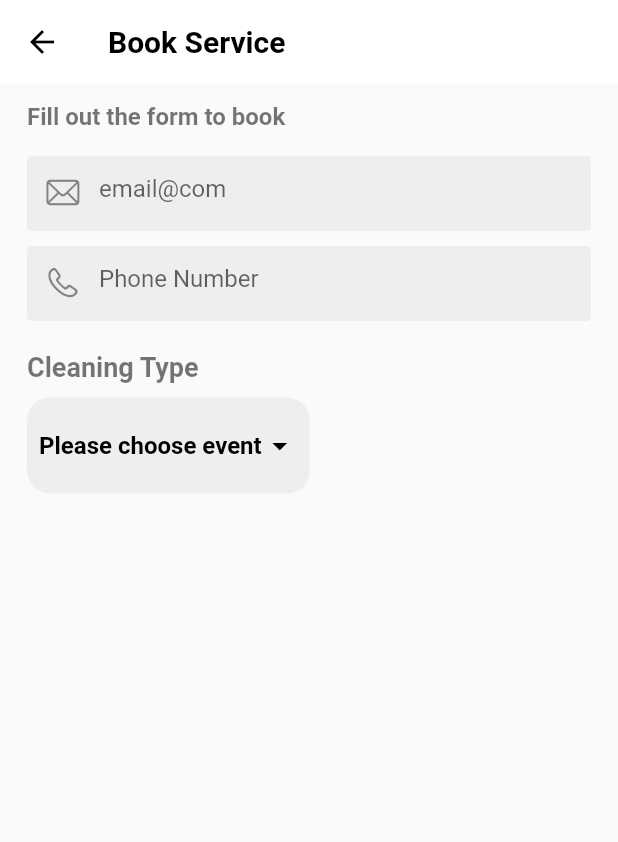
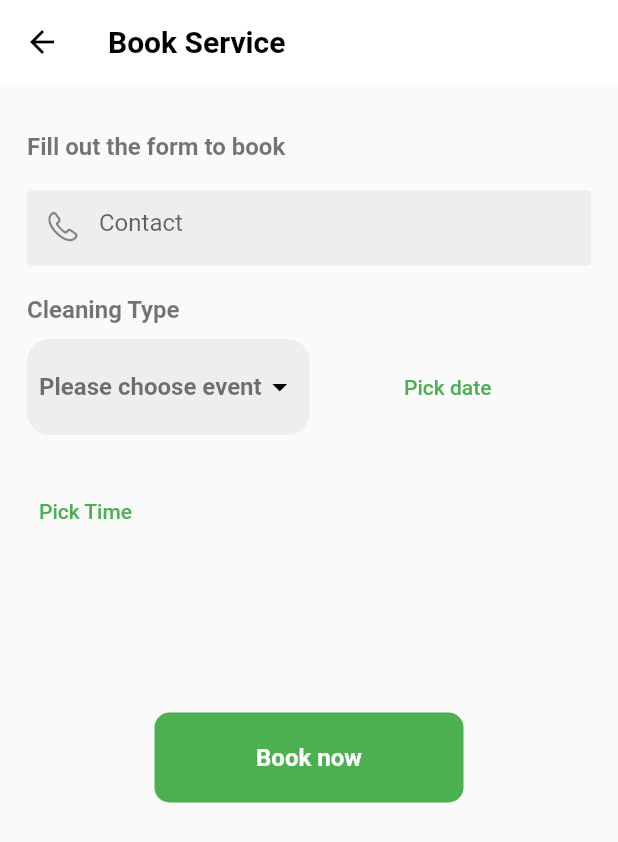
Before and after one commit to ansahkelvin/waste-ninja, a Flutter app: the screen it shows once a user with an empty profile is signed in, after a tap on "Book now", on a phone screen of 412 x 824 dp. Shown: the top 842 px of the screen. Run offline on Flutter 3.47's test engine with Material 2 defaults, Android fonts, the phone set to English and light mode, and no system bars; our stand-ins replace cloud_firestore, firebase_auth, firebase_core, flutter_svg, geolocator, image_picker and 1 more; missing offline and left inert: horizontal_picker; accounts and stored records are empty; network calls fail.

Commit message:
Implementing booking screen

```diff
--- a/lib/provider/firestore.dart
+++ b/lib/provider/firestore.dart
@@ -1,26 +1,21 @@
-import 'package:google_maps_flutter/google_maps_flutter.dart';
+import 'package:cloud_firestore/cloud_firestore.dart';
+import 'package:wasteninja/models/user.dart';
 
 abstract class FirestoreBase {
-  Future<void> addUser(String name, String email, LatLng location);
+  Future<void> getUserData();
 }
 
 class FirestoreDB implements FirestoreBase {
   FirestoreDB(this.uid);
   final String uid;
-//  final currentUserId = FirebaseAuth.instance.currentUser!.uid;
+  String? name;
+  String? email;
 
-  // final documentReference =
-  //     FirebaseFirestore.instance.collection("users").doc(uid);
-
-  Future<void> addUser(String name, String email, LatLng location) async {
-    try {
-      // Users user = Users(
-      //   email: email,
-      //   name: name,
-      // );
-      //await documentReference.add(user.toMap());
-    } catch (e) {
-      throw e;
-    }
+  Future<void> getUserData() async {
+    final data = FirebaseFirestore.instance.doc("users/$uid").get();
+    data.then((value) {
+      name = value["name"];
+      email = value["email"];
+    });
   }
 }
--- a/lib/screen/book_cleaning.dart
+++ b/lib/screen/book_cleaning.dart
@@ -1,9 +1,12 @@
+// ignore_for_file: unnecessary_null_comparison
+
 import 'dart:io';
 
 import 'package:flutter/cupertino.dart';
 import 'package:flutter/material.dart';
 import 'package:wasteninja/helper/color.dart';
 import 'package:wasteninja/helper/color.dart';
+import 'package:horizontal_picker/horizontal_picker.dart';
 
 class BookCleaningService extends StatefulWidget {
   const BookCleaningService({Key? key}) : super(key: key);
@@ -13,9 +16,59 @@ class BookCleaningService extends StatefulWidget {
 }
 
 class _BookCleaningServiceState extends State<BookCleaningService> {
-  late DateTime selectedDate;
+  DateTime? selectedDate;
+  TimeOfDay? selectedTime;
+  double sqft = 0.0;
+
   bool selectedType = false;
   String? dropDownValue;
+
+  Future<void> selectTime() async {
+    final picked = await showTimePicker(
+      context: context,
+      initialTime: TimeOfDay.now(),
+    );
+    if (picked != null)
+      setState(() {
+        selectedTime = picked;
+      });
+    print(selectedTime!.format(context));
+  }
+
+  Future<void> pickDateAndTime() async {
+    if (Platform.isAndroid) {
+      final picked = await showDatePicker(
+        context: context,
+        initialDate: DateTime.now(),
+        firstDate: DateTime.now(),
+        lastDate: DateTime(2023),
+      );
+      if (picked != null) {
+        setState(() {
+          selectedDate = picked;
+        });
+        print(selectedDate);
+      }
+    } else if (Platform.isIOS) {
+      showCupertinoModalPopup(
+        context: context,
+        builder: (context) => Container(
+          height: 200,
+          width: double.infinity,
+          child: CupertinoDatePicker(
+            minimumDate: DateTime.now(),
+            onDateTimeChanged: (time) {
+              setState(() {
+                selectedDate = time;
+              });
+              print(selectedDate);
+              if (time.day > DateTime.now().day) {}
+            },
+          ),
+        ),
+      );
+    }
+  }
 
   @override
   Widget build(BuildContext context) {
@@ -44,6 +97,9 @@ class _BookCleaningServiceState extends State<BookCleaningService> {
           child: Column(
             crossAxisAlignment: CrossAxisAlignment.start,
             children: [
+              SizedBox(
+                height: 20,
+              ),
               Text(
                 "Fill out the form to book",
                 style: TextStyle(
@@ -53,27 +109,27 @@ class _BookCleaningServiceState extends State<BookCleaningService> {
                 ),
               ),
               SizedBox(
-                height: 17,
+                height: 10,
               ),
-              Container(
-                height: 50,
-                decoration: BoxDecoration(
-                  color: Colors.grey[200],
-                  borderRadius: BorderRadius.circular(3),
-                ),
-                child: TextFormField(
-                  //controller: infoController,
-                  textInputAction: TextInputAction.done,
-                  decoration: InputDecoration(
-                    prefixIcon: Icon(
-                      CupertinoIcons.mail,
-                    ),
-                    focusColor: kprimaryDeep,
-                    border: InputBorder.none,
-                    hintText: "email@com",
-                  ),
-                ),
-              ),
+              // Container(
+              //   height: 50,
+              //   decoration: BoxDecoration(
+              //     color: Colors.grey[200],
+              //     borderRadius: BorderRadius.circular(3),
+              //   ),
+              //   child: TextFormField(
+              //     //controller: infoController,
+              //     textInputAction: TextInputAction.done,
+              //     decoration: InputDecoration(
+              //       prefixIcon: Icon(
+              //         CupertinoIcons.mail,
+              //       ),
+              //       focusColor: kprimaryDeep,
+              //       border: InputBorder.none,
+              //       hintText: "email@com",
+              //     ),
+              //   ),
+              // ),
               SizedBox(
                 height: 10,
               ),
@@ -92,7 +148,7 @@ class _BookCleaningServiceState extends State<BookCleaningService> {
                     ),
                     focusColor: kprimaryDeep,
                     border: InputBorder.none,
-                    hintText: "Phone Number",
+                    hintText: "Contact",
                   ),
                 ),
               ),
@@ -110,12 +166,14 @@ class _BookCleaningServiceState extends State<BookCleaningService> {
                       style: TextStyle(
                         fontWeight: FontWeight.bold,
                         color: Colors.black54,
-                        fontSize: 18,
+                        fontSize: 16,
                       ),
                     ),
                     SizedBox(
                       height: 10,
                     ),
+                    Row(
+                      children: [
                         Container(
                           padding: EdgeInsets.all(8),
                           decoration: BoxDecoration(
@@ -147,32 +205,135 @@ class _BookCleaningServiceState extends State<BookCleaningService> {
                             hint: Text(
                               "Please choose event",
                               style: TextStyle(
-                            color: Colors.black,
+                                color: Colors.black54,
                                 fontSize: 16,
                                 fontWeight: FontWeight.w600,
                               ),
+                            ),
+                          ),
+                        ),
+                        SizedBox(height: 20),
+                        Expanded(
+                          child: TextButton(
+                            onPressed: pickDateAndTime,
+                            child: Text("Pick date "),
+                          ),
+                        ),
+                      ],
+                    )
+                  ],
+                ),
+              ),
+              SizedBox(height: 20),
+              Platform.isAndroid
+                  ? TextButton(
+                      onPressed: selectTime,
+                      child: Text("Pick Time"),
+                    )
+                  : Container(),
+              SizedBox(height: 20),
+              selectedDate != null
+                  ? Row(
+                      mainAxisAlignment: MainAxisAlignment.spaceBetween,
+                      children: [
+                        Text(
+                          "Date Chosen:",
+                          style: TextStyle(
+                            color: Colors.black54,
+                            fontSize: 15,
+                            fontWeight: FontWeight.bold,
+                          ),
+                        ),
+                        Container(
+                          height: 50,
+                          width: 200,
+                          decoration: BoxDecoration(
+                            color: Colors.grey[200],
+                            borderRadius: BorderRadius.circular(20),
+                          ),
+                          child: Center(
+                              child: Text(
+                            selectedDate.toString(),
+                            style: TextStyle(color: Colors.black54),
+                          )),
+                        ),
+                      ],
+                    )
+                  : Container(),
+              SizedBox(
+                height: 30,
+              ),
+              dropDownValue == null
+                  ? Container()
+                  : Container(
+                      height: 120,
+                      width: MediaQuery.of(context).size.width,
+                      child: Column(
+                        crossAxisAlignment: CrossAxisAlignment.start,
+                        children: [
+                          Padding(
+                            padding: const EdgeInsets.only(left: 5.0),
+                            child: Text(
+                              dropDownValue!,
+                              style: TextStyle(
+                                  color: Colors.black54,
+                                  fontSize: 15,
+                                  fontWeight: FontWeight.bold),
+                              textAlign: TextAlign.left,
+                            ),
+                          ),
+                          Slider(
+                            value: sqft,
+                            label: "${sqft.toString()} sqft",
+                            min: 0,
+                            divisions: 20,
+                            max: 1000,
+                            onChanged: (value) {
+                              setState(() {
+                                sqft = value;
+                              });
+                              print(sqft.toString());
+                            },
+                          ),
+                          Padding(
+                            padding: const EdgeInsets.only(left: 24.0),
+                            child: Text(
+                              "${sqft.toString()} sqft",
+                              style: TextStyle(
+                                color: Colors.black54,
+                                fontWeight: FontWeight.w600,
+                                fontSize: 12,
                               ),
                             ),
                           )
                         ],
                       ),
                     ),
-              Platform.isIOS
-                  ? Container(
-                      height: 200,
-                      width: double.infinity,
-                      child: CupertinoDatePicker(
-                        minimumDate: DateTime.now(),
-                        onDateTimeChanged: (time) {
-                          setState(() {
-                            selectedDate = time;
-                          });
-                          print(selectedDate);
-                          if (time.day > DateTime.now().day) {}
-                        },
+
+              SizedBox(
+                height: 60,
               ),
-                    )
-                  : Container()
+              Center(
+                child: Container(
+                  height: 60,
+                  width: MediaQuery.of(context).size.width * 0.5,
+                  decoration: BoxDecoration(
+                    color: Colors.green,
+                    borderRadius: BorderRadius.circular(
+                      10,
+                    ),
+                  ),
+                  child: Center(
+                      child: Text(
+                    "Book now",
+                    style: TextStyle(
+                      color: Colors.white,
+                      fontSize: 16,
+                      fontWeight: FontWeight.bold,
+                    ),
+                  )),
+                ),
+              ),
             ],
           ),
         ),
--- a/lib/screen/homePage.dart
+++ b/lib/screen/homePage.dart
@@ -1,3 +1,4 @@
+import 'package:cloud_firestore/cloud_firestore.dart';
 import 'package:flutter/cupertino.dart';
 import 'package:flutter/material.dart';
 import 'package:flutter_svg/svg.dart';
@@ -6,6 +7,7 @@ import 'package:lottie/lottie.dart';
 import 'package:provider/provider.dart';
 import 'package:wasteninja/helper/color.dart';
 import 'package:wasteninja/helper/helperMethods.dart';
+import 'package:wasteninja/provider/firestore.dart';
 import 'package:wasteninja/provider/provider.dart';
 import 'package:wasteninja/screen/book_cleaning.dart';
 import 'package:wasteninja/screen/drawer.dart';
@@ -34,8 +36,6 @@ class _HomePageState extends State<HomePage> {
         desiredAccuracy: LocationAccuracy.best);
     Provider.of<AppProvider>(context, listen: false).setPosition(position);
     HelperMethods.getPlaceAddress(position, context);
-    print(position.latitude);
-    print(position.longitude);
   }
 
   @override
@@ -56,8 +56,7 @@ class _HomePageState extends State<HomePage> {
               ],
             ),
           ),
-      ),
-    );
+        ));
   }
 
   Widget _buildRow(BuildContext context) {
--- a/pubspec.yaml
+++ b/pubspec.yaml
@@ -40,6 +40,7 @@ dependencies:
   geolocator: ^7.6.0
   image_picker: ^0.8.4
   http: ^0.13.3
+  horizontal_picker: ^1.1.0
 
 dev_dependencies:
   flutter_test:
```
Also changed, not shown: pubspec.lock. Lines whose indentation alone changed are shown as unchanged.
